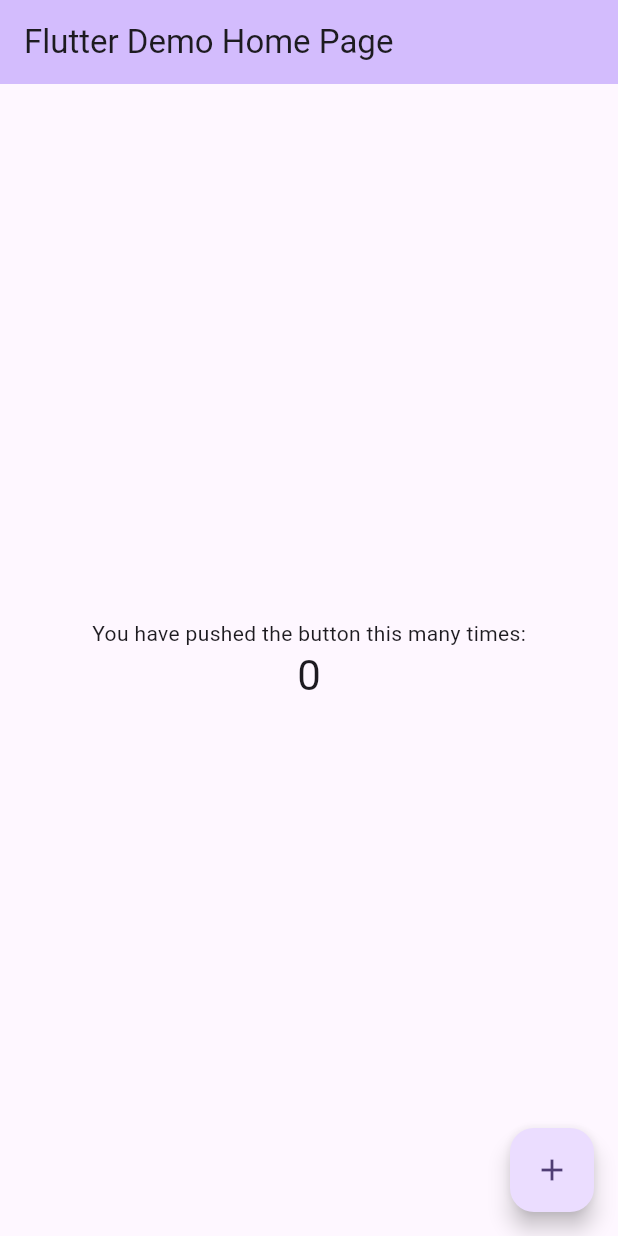
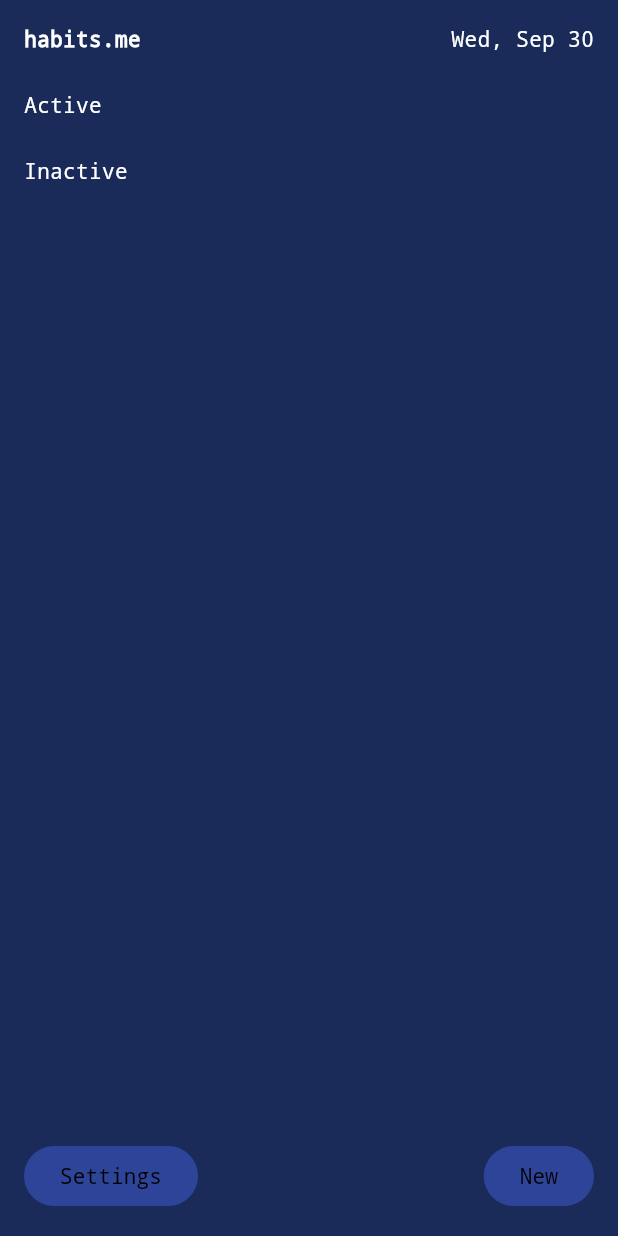
Before and after one commit to arunkrish11/habits.me, a Flutter app: the screen it shows after launch, on a phone screen of 412 x 824 dp. Run offline on Flutter 3.47's test engine with Material 3 defaults, Android fonts, the light colour scheme and no system bars; our stand-ins replace drift, drift_flutter, flutter_riverpod; accounts and stored records are empty; generated files the repository leaves out were written again.

Commit message:
some changes

```diff
--- a/analysis_options.yaml
+++ b/analysis_options.yaml
@@ -13,6 +13,11 @@ analyzer:
   exclude:
     - build/**
     - android/**
+    - ios/**
+    - web/**
+    - windows/**
+    - macos/**
+    - linux/**
 
 linter:
   # The lint rules applied to this project can be customized in the
--- /dev/null
+++ b/lib/core/date_utils.dart
@@ -0,0 +1,2 @@
+String dayKey(DateTime d) =>
+    '${d.year}-${d.month.toString().padLeft(2, '0')}-${d.day.toString().padLeft(2, '0')}';
--- /dev/null
+++ b/lib/core/theme.dart
@@ -0,0 +1,19 @@
+import 'package:flutter/material.dart';
+
+class AppColors {
+  static const background = Color(0xFF1A2B5A);
+  static const card = Color(0xFF2D4499);
+  static const accent = Color(0xFF0044FF);
+  static const dim = Color(0xFF1A2B5A);
+}
+
+final appTheme = ThemeData(
+  brightness: Brightness.dark,
+  scaffoldBackgroundColor: AppColors.background,
+  fontFamily: 'monospace',
+  colorScheme: const ColorScheme.dark(primary: AppColors.accent),
+  appBarTheme: const AppBarTheme(
+    backgroundColor: AppColors.background,
+    elevation: 0,
+  ),
+);
--- /dev/null
+++ b/lib/data/providers.dart
@@ -0,0 +1,17 @@
+import 'package:flutter_riverpod/flutter_riverpod.dart';
+import '../core/date_utils.dart';
+import 'app_database.dart';
+
+final dbProvider = Provider<AppDatabase>((ref) {
+  final db = AppDatabase();
+  ref.onDispose(db.close);
+  return db;
+});
+
+final habitsProvider = StreamProvider<List<Habit>>(
+  (ref) => ref.watch(dbProvider).watchHabits(),
+);
+
+final todayLogsProvider = StreamProvider<List<HabitLog>>(
+  (ref) => ref.watch(dbProvider).watchLogsForDay(dayKey(DateTime.now())),
+);
--- /dev/null
+++ b/lib/features/dashboard/dashboard_screen.dart
@@ -0,0 +1,105 @@
+import 'package:flutter/material.dart';
+import 'package:flutter_riverpod/flutter_riverpod.dart';
+import 'package:intl/intl.dart';
+import '../../core/date_utils.dart';
+import '../../core/theme.dart';
+import '../../data/app_database.dart';
+import '../../data/providers.dart';
+import '../new_habit/new_habit_screen.dart';
+
+class DashboardScreen extends ConsumerWidget {
+  const DashboardScreen({super.key});
+
+  @override
+  Widget build(BuildContext context, WidgetRef ref) {
+    final habits = ref.watch(habitsProvider).value ?? [];
+    final logs = ref.watch(todayLogsProvider).value ?? [];
+    final doneIds = logs.map((l) => l.habitId).toSet();
+    final active = habits.where((h) => h.isActive).toList();
+    final inactive = habits.where((h) => !h.isActive).toList();
+
+    return Scaffold(
+      body: SafeArea(
+        child: Padding(
+          padding: const EdgeInsets.all(16),
+          child: Column(
+            crossAxisAlignment: CrossAxisAlignment.start,
+            children: [
+              Row(
+                mainAxisAlignment: MainAxisAlignment.spaceBetween,
+                children: [
+                  const Text('habits.me',
+                      style: TextStyle(fontWeight: FontWeight.bold)),
+                  Text(DateFormat('EEE, MMM d').format(DateTime.now())),
+                ],
+              ),
+              const SizedBox(height: 24),
+              Expanded(
+                child: ListView(
+                  children: [
+                    const Text('Active'),
+                    ...active.map((h) => _HabitTile(
+                        habit: h, done: doneIds.contains(h.id))),
+                    const SizedBox(height: 24),
+                    const Text('Inactive'),
+                    ...inactive.map((h) => _HabitTile(
+                        habit: h, done: doneIds.contains(h.id))),
+                  ],
+                ),
+              ),
+              Row(
+                mainAxisAlignment: MainAxisAlignment.spaceBetween,
+                children: [
+                  FilledButton(
+                    style: FilledButton.styleFrom(
+                        backgroundColor: AppColors.card),
+                    onPressed: () {}, // Settings screen comes next
+                    child: const Text('Settings'),
+                  ),
+                  FilledButton(
+                    style: FilledButton.styleFrom(
+                        backgroundColor: AppColors.card),
+                    onPressed: () => Navigator.push(
+                      context,
+                      MaterialPageRoute(
+                          builder: (_) => const NewHabitScreen()),
+                    ),
+                    child: const Text('New'),
+                  ),
+                ],
+              ),
+            ],
+          ),
+        ),
+      ),
+    );
+  }
+}
+
+class _HabitTile extends ConsumerWidget {
+  const _HabitTile({required this.habit, required this.done});
+  final Habit habit;
+  final bool done;
+
+  @override
+  Widget build(BuildContext context, WidgetRef ref) {
+    final db = ref.read(dbProvider);
+    return Container(
+      margin: const EdgeInsets.only(top: 8),
+      decoration: BoxDecoration(
+        color: AppColors.card,
+        borderRadius: BorderRadius.circular(8),
+      ),
+      child: ListTile(
+        // Tap toggles today's check, long press moves active <-> inactive
+        onTap: () => db.toggleLog(habit.id, dayKey(DateTime.now())),
+        onLongPress: () => db.setActive(habit.id, !habit.isActive),
+        title: Text(habit.title),
+        trailing: Icon(
+          done ? Icons.check_circle : Icons.circle_outlined,
+          color: done ? Colors.white : Colors.white54,
+        ),
+      ),
+    );
+  }
+}
--- a/lib/main.dart
+++ b/lib/main.dart
@@ -1,122 +1,22 @@
 import 'package:flutter/material.dart';
+import 'package:flutter_riverpod/flutter_riverpod.dart';
+import 'core/theme.dart';
+import 'features/dashboard/dashboard_screen.dart';
 
 void main() {
-  runApp(const MyApp());
+  runApp(const ProviderScope(child: HabitsApp()));
 }
 
-class MyApp extends StatelessWidget {
-  const MyApp({super.key});
+class HabitsApp extends StatelessWidget {
+  const HabitsApp({super.key});
 
-  // This widget is the root of your application.
   @override
   Widget build(BuildContext context) {
     return MaterialApp(
-      title: 'Flutter Demo',
-      theme: ThemeData(
-        // This is the theme of your application.
-        //
-        // TRY THIS: Try running your application with "flutter run". You'll see
-        // the application has a purple toolbar. Then, without quitting the app,
-        // try changing the seedColor in the colorScheme below to Colors.green
-        // and then invoke "hot reload" (save your changes or press the "hot
-        // reload" button in a Flutter-supported IDE, or press "r" if you used
-        // the command line to start the app).
-        //
-        // Notice that the counter didn't reset back to zero; the application
-        // state is not lost during the reload. To reset the state, use hot
-        // restart instead.
-        //
-        // This works for code too, not just values: Most code changes can be
-        // tested with just a hot reload.
-        colorScheme: .fromSeed(seedColor: Colors.deepPurple),
-      ),
-      home: const MyHomePage(title: 'Flutter Demo Home Page'),
+      title: 'habits.me',
+      debugShowCheckedModeBanner: false,
+      theme: appTheme,
+      home: const DashboardScreen(),
     );
   }
 }
-
-class MyHomePage extends StatefulWidget {
-  const MyHomePage({super.key, required this.title});
-
-  // This widget is the home page of your application. It is stateful, meaning
-  // that it has a State object (defined below) that contains fields that affect
-  // how it looks.
-
-  // This class is the configuration for the state. It holds the values (in this
-  // case the title) provided by the parent (in this case the App widget) and
-  // used by the build method of the State. Fields in a Widget subclass are
-  // always marked "final".
-
-  final String title;
-
-  @override
-  State<MyHomePage> createState() => _MyHomePageState();
-}
-
-class _MyHomePageState extends State<MyHomePage> {
-  int _counter = 0;
-
-  void _incrementCounter() {
-    setState(() {
-      // This call to setState tells the Flutter framework that something has
-      // changed in this State, which causes it to rerun the build method below
-      // so that the display can reflect the updated values. If we changed
-      // _counter without calling setState(), then the build method would not be
-      // called again, and so nothing would appear to happen.
-      _counter++;
-    });
-  }
-
-  @override
-  Widget build(BuildContext context) {
-    // This method is rerun every time setState is called, for instance as done
-    // by the _incrementCounter method above.
-    //
-    // The Flutter framework has been optimized to make rerunning build methods
-    // fast, so that you can just rebuild anything that needs updating rather
-    // than having to individually change instances of widgets.
-    return Scaffold(
-      appBar: AppBar(
-        // TRY THIS: Try changing the color here to a specific color (to
-        // Colors.amber, perhaps?) and trigger a hot reload to see the AppBar
-        // change color while the other colors stay the same.
-        backgroundColor: Theme.of(context).colorScheme.inversePrimary,
-        // Here we take the value from the MyHomePage object that was created by
-        // the App.build method, and use it to set our appbar title.
-        title: Text(widget.title),
-      ),
-      body: Center(
-        // Center is a layout widget. It takes a single child and positions it
-        // in the middle of the parent.
-        child: Column(
-          // Column is also a layout widget. It takes a list of children and
-          // arranges them vertically. By default, it sizes itself to fit its
-          // children horizontally, and tries to be as tall as its parent.
-          //
-          // Column has various properties to control how it sizes itself and
-          // how it positions its children. Here we use mainAxisAlignment to
-          // center the children vertically; the main axis here is the vertical
-          // axis because Columns are vertical (the cross axis would be
-          // horizontal).
-          //
-          // TRY THIS: Invoke "debug painting" (choose the "Toggle Debug Paint"
-          // action in the IDE, or press "p" in the console), to see the
-          // wireframe for each widget.
-          mainAxisAlignment: .center,
-          children: [
-            const Text('You have pushed the button this many times:'),
-            Text(
-              '$_counter',
-              style: Theme.of(context).textTheme.headlineMedium,
-            ),
-          ],
-        ),
-      ),
-      floatingActionButton: FloatingActionButton(
-        onPressed: _incrementCounter,
-        tooltip: 'Increment',
-        child: const Icon(Icons.add),
-      ),
-    );
-  }
-}
```
Also changed, not shown: lib/data/app_database.dart (added, +84 -0 lines), lib/features/new_habit/new_habit_screen.dart (added, +136 -0 lines), pubspec.yaml (+8 -0 lines), lib/data/app_database.g.dart (added), pubspec.lock, 104 other files.
